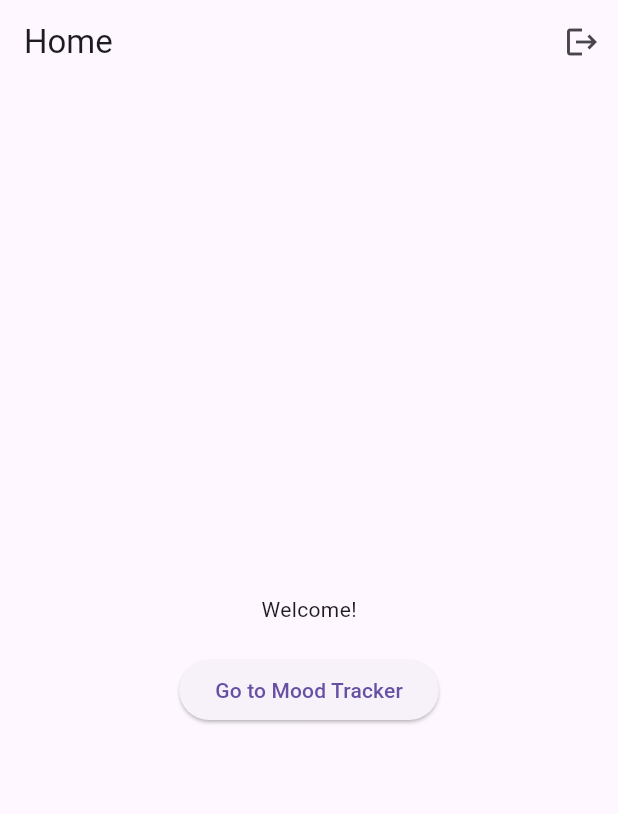
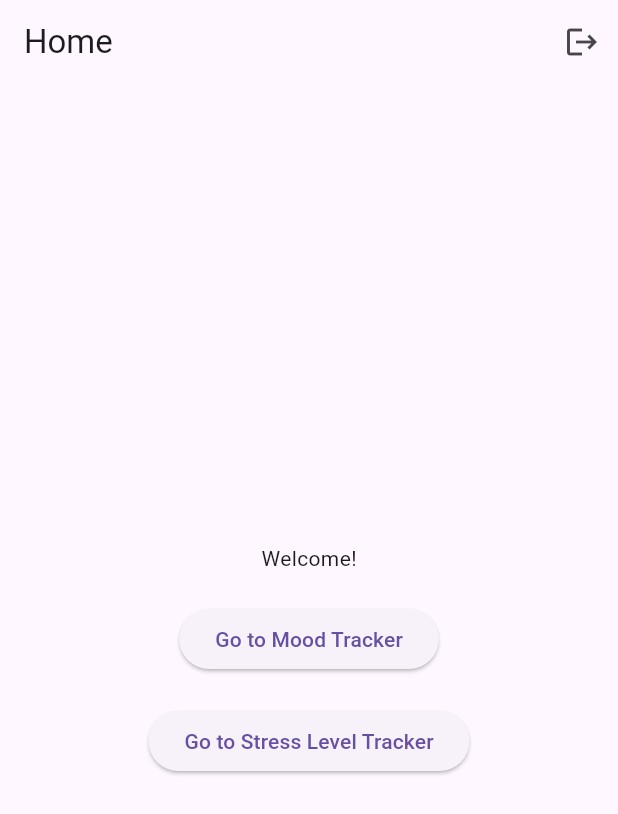
Before and after one commit to sonashukoor/WoW-app, a Flutter app: the HomePage screen opened directly, on a phone screen of 412 x 824 dp. Shown: the top 814 px of the screen. Run offline on Flutter 3.47's test engine with Material 3 defaults, Android fonts, the phone set to English and light mode, and no system bars; our stand-ins replace firebase_auth, firebase_core, syncfusion_flutter_charts, table_calendar; accounts and stored records are empty.

Commit message:
added stresslevel to home

```diff
--- a/lib/home_page.dart
+++ b/lib/home_page.dart
@@ -2,6 +2,7 @@ import 'package:flutter/material.dart';
 import 'package:firebase_auth/firebase_auth.dart';
 import 'login_page.dart';
 import 'moodtrack.dart'; // Import the MoodTrackPage
+import 'stresslevel.dart';
 
 class HomePage extends StatelessWidget {
   final FirebaseAuth _auth = FirebaseAuth.instance;
@@ -41,6 +42,16 @@ class HomePage extends StatelessWidget {
               },
               child: Text("Go to Mood Tracker"),
             ),
+            SizedBox(height: 20),
+            ElevatedButton(
+              onPressed: () {
+                Navigator.push(
+                  context,
+                  MaterialPageRoute(builder: (context) => PredictionButton()), // Navigate to StressLevelPage
+                );
+              },
+              child: Text("Go to Stress Level Tracker"), // Button text
+            ),
           ],
         ),
       ),
```
